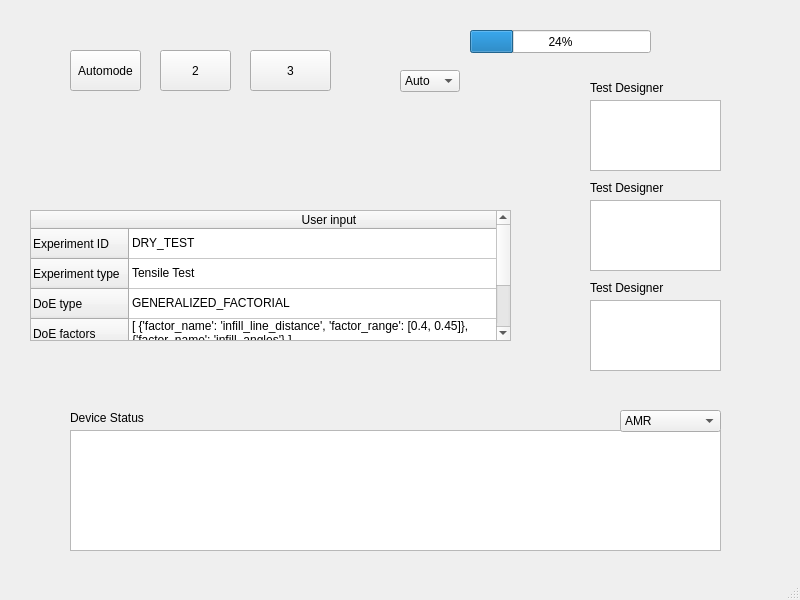
This is snu_idim_gui/test.ui in SNU-IDIM/SmartLab as Qt 5 draws it before an edit. The edited form follows.
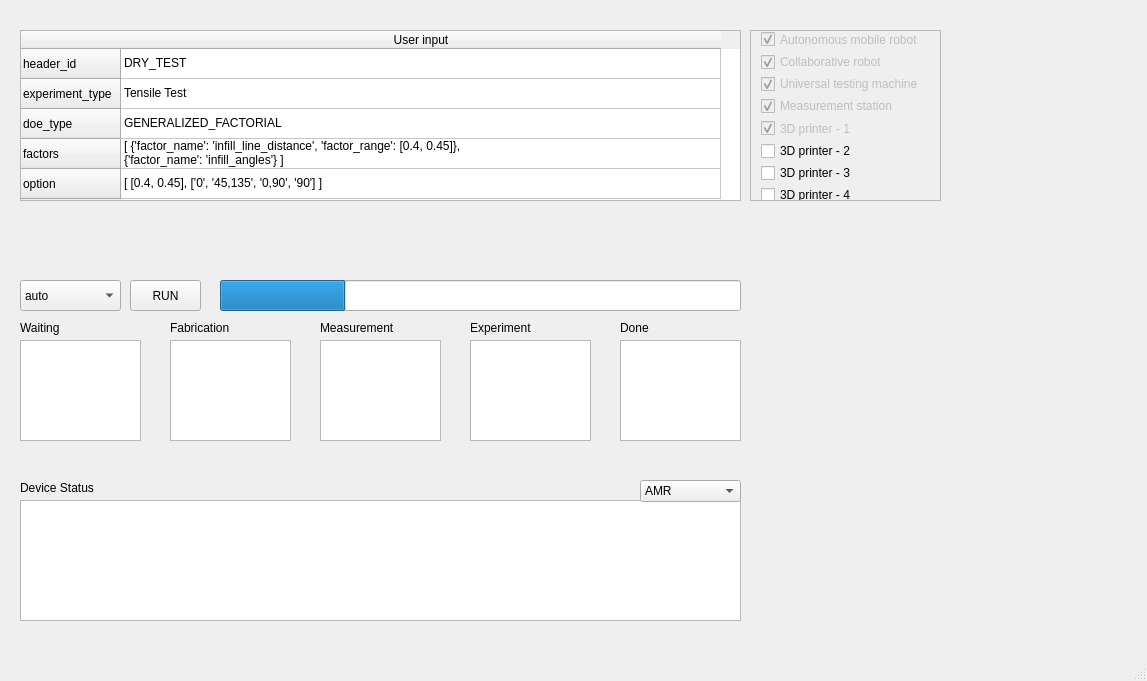
This is the edited form.

Commit message: GUI, DB 작업중 (210425, WJ)

Patch:
```diff
--- a/snu_idim_gui/test.ui
+++ b/snu_idim_gui/test.ui
@@ -6,8 +6,8 @@
    <rect>
     <x>0</x>
     <y>0</y>
-    <width>800</width>
-    <height>600</height>
+    <width>1147</width>
+    <height>681</height>
    </rect>
   </property>
   <property name="windowTitle">
@@ -17,54 +17,28 @@
    <widget class="QPushButton" name="test1">
     <property name="geometry">
      <rect>
-      <x>70</x>
-      <y>50</y>
+      <x>130</x>
+      <y>280</y>
       <width>71</width>
-      <height>41</height>
+      <height>31</height>
      </rect>
     </property>
     <property name="text">
-     <string>Automode</string>
+     <string>RUN</string>
     </property>
    </widget>
-   <widget class="QPushButton" name="test2">
+   <widget class="QComboBox" name="execution_mode">
     <property name="geometry">
      <rect>
-      <x>160</x>
-      <y>50</y>
-      <width>71</width>
-      <height>41</height>
+      <x>20</x>
+      <y>280</y>
+      <width>101</width>
+      <height>31</height>
      </rect>
     </property>
-    <property name="text">
-     <string>2</string>
-    </property>
-   </widget>
-   <widget class="QPushButton" name="test3">
-    <property name="geometry">
-     <rect>
-      <x>250</x>
-      <y>50</y>
-      <width>81</width>
-      <height>41</height>
-     </rect>
-    </property>
-    <property name="text">
-     <string>3</string>
-    </property>
-   </widget>
-   <widget class="QComboBox" name="comboBox">
-    <property name="geometry">
-     <rect>
-      <x>400</x>
-      <y>70</y>
-      <width>60</width>
-      <height>22</height>
-     </rect>
-    </property>
     <item>
      <property name="text">
-      <string>Auto</string>
+      <string>auto</string>
      </property>
     </item>
     <item>
@@ -81,19 +55,19 @@
    <widget class="QListView" name="listView">
     <property name="geometry">
      <rect>
-      <x>590</x>
-      <y>100</y>
-      <width>131</width>
-      <height>71</height>
+      <x>170</x>
+      <y>340</y>
+      <width>121</width>
+      <height>101</height>
      </rect>
     </property>
    </widget>
    <widget class="QTableWidget" name="table">
     <property name="geometry">
      <rect>
-      <x>70</x>
-      <y>430</y>
-      <width>651</width>
+      <x>20</x>
+      <y>500</y>
+      <width>721</width>
       <height>121</height>
      </rect>
     </property>
@@ -101,8 +75,8 @@
    <widget class="QComboBox" name="combo_device">
     <property name="geometry">
      <rect>
-      <x>620</x>
-      <y>410</y>
+      <x>640</x>
+      <y>480</y>
       <width>101</width>
       <height>22</height>
      </rect>
@@ -131,21 +105,30 @@
    <widget class="QProgressBar" name="progressBar">
     <property name="geometry">
      <rect>
-      <x>470</x>
-      <y>30</y>
-      <width>181</width>
-      <height>23</height>
+      <x>220</x>
+      <y>280</y>
+      <width>521</width>
+      <height>31</height>
      </rect>
     </property>
     <property name="value">
      <number>24</number>
     </property>
+    <property name="textVisible">
+     <bool>false</bool>
+    </property>
+    <property name="orientation">
+     <enum>Qt::Horizontal</enum>
+    </property>
+    <property name="textDirection">
+     <enum>QProgressBar::TopToBottom</enum>
+    </property>
    </widget>
    <widget class="QLabel" name="label">
     <property name="geometry">
      <rect>
-      <x>70</x>
-      <y>410</y>
+      <x>20</x>
+      <y>480</y>
       <width>81</width>
       <height>16</height>
      </rect>
@@ -157,51 +140,51 @@
    <widget class="QLabel" name="label_2">
     <property name="geometry">
      <rect>
-      <x>590</x>
-      <y>80</y>
+      <x>170</x>
+      <y>320</y>
       <width>81</width>
       <height>16</height>
      </rect>
     </property>
     <property name="text">
-     <string>Test Designer</string>
+     <string>Fabrication</string>
     </property>
    </widget>
    <widget class="QTableWidget" name="table_doe">
     <property name="geometry">
      <rect>
-      <x>30</x>
-      <y>210</y>
-      <width>481</width>
-      <height>131</height>
+      <x>20</x>
+      <y>30</y>
+      <width>721</width>
+      <height>171</height>
      </rect>
     </property>
     <attribute name="horizontalHeaderDefaultSectionSize">
-     <number>400</number>
+     <number>600</number>
     </attribute>
     <row>
      <property name="text">
-      <string>Experiment ID</string>
+      <string>header_id</string>
      </property>
     </row>
     <row>
      <property name="text">
-      <string>Experiment type</string>
+      <string>experiment_type</string>
      </property>
     </row>
     <row>
      <property name="text">
-      <string>DoE type</string>
+      <string>doe_type</string>
      </property>
     </row>
     <row>
      <property name="text">
-      <string>DoE factors</string>
+      <string>factors</string>
      </property>
     </row>
     <row>
      <property name="text">
-      <string>DoE options</string>
+      <string>option</string>
      </property>
     </row>
     <column>
@@ -239,46 +222,223 @@
    <widget class="QLabel" name="label_3">
     <property name="geometry">
      <rect>
-      <x>590</x>
-      <y>180</y>
+      <x>320</x>
+      <y>320</y>
       <width>81</width>
       <height>16</height>
      </rect>
     </property>
     <property name="text">
-     <string>Test Designer</string>
+     <string>Measurement</string>
     </property>
    </widget>
    <widget class="QListView" name="listView_2">
     <property name="geometry">
      <rect>
-      <x>590</x>
-      <y>200</y>
-      <width>131</width>
-      <height>71</height>
+      <x>320</x>
+      <y>340</y>
+      <width>121</width>
+      <height>101</height>
      </rect>
     </property>
    </widget>
    <widget class="QLabel" name="label_4">
     <property name="geometry">
      <rect>
-      <x>590</x>
-      <y>280</y>
+      <x>470</x>
+      <y>320</y>
       <width>81</width>
       <height>16</height>
      </rect>
     </property>
     <property name="text">
-     <string>Test Designer</string>
+     <string>Experiment</string>
     </property>
    </widget>
    <widget class="QListView" name="listView_3">
     <property name="geometry">
      <rect>
-      <x>590</x>
-      <y>300</y>
-      <width>131</width>
-      <height>71</height>
+      <x>470</x>
+      <y>340</y>
+      <width>121</width>
+      <height>101</height>
+     </rect>
+    </property>
+   </widget>
+   <widget class="QListView" name="listView_4">
+    <property name="geometry">
+     <rect>
+      <x>620</x>
+      <y>340</y>
+      <width>121</width>
+      <height>101</height>
+     </rect>
+    </property>
+   </widget>
+   <widget class="QLabel" name="label_5">
+    <property name="geometry">
+     <rect>
+      <x>620</x>
+      <y>320</y>
+      <width>81</width>
+      <height>16</height>
+     </rect>
+    </property>
+    <property name="text">
+     <string>Done</string>
+    </property>
+   </widget>
+   <widget class="QLabel" name="label_6">
+    <property name="geometry">
+     <rect>
+      <x>20</x>
+      <y>320</y>
+      <width>81</width>
+      <height>16</height>
+     </rect>
+    </property>
+    <property name="text">
+     <string>Waiting</string>
+    </property>
+   </widget>
+   <widget class="QListView" name="listView_5">
+    <property name="geometry">
+     <rect>
+      <x>20</x>
+      <y>340</y>
+      <width>121</width>
+      <height>101</height>
+     </rect>
+    </property>
+   </widget>
+   <widget class="QScrollArea" name="scrollArea">
+    <property name="geometry">
+     <rect>
+      <x>750</x>
+      <y>30</y>
+      <width>191</width>
+      <height>171</height>
+     </rect>
+    </property>
+    <property name="widgetResizable">
+     <bool>true</bool>
+    </property>
+    <widget class="QWidget" name="scrollAreaWidgetContents">
+     <property name="geometry">
+      <rect>
+       <x>0</x>
+       <y>0</y>
+       <width>189</width>
+       <height>169</height>
+      </rect>
+     </property>
+     <widget class="QWidget" name="verticalLayoutWidget">
+      <property name="geometry">
+       <rect>
+        <x>10</x>
+        <y>0</y>
+        <width>171</width>
+        <height>172</height>
+       </rect>
+      </property>
+      <layout class="QVBoxLayout" name="verticalLayout">
+       <item>
+        <widget class="QCheckBox" name="use_amr">
+         <property name="enabled">
+          <bool>false</bool>
+         </property>
+         <property name="text">
+          <string>Autonomous mobile robot</string>
+         </property>
+         <property name="checked">
+          <bool>true</bool>
+         </property>
+        </widget>
+       </item>
+       <item>
+        <widget class="QCheckBox" name="use_cobot">
+         <property name="enabled">
+          <bool>false</bool>
+         </property>
+         <property name="text">
+          <string>Collaborative robot</string>
+         </property>
+         <property name="checked">
+          <bool>true</bool>
+         </property>
+        </widget>
+       </item>
+       <item>
+        <widget class="QCheckBox" name="use_instron">
+         <property name="enabled">
+          <bool>false</bool>
+         </property>
+         <property name="text">
+          <string>Universal testing machine</string>
+         </property>
+         <property name="checked">
+          <bool>true</bool>
+         </property>
+        </widget>
+       </item>
+       <item>
+        <widget class="QCheckBox" name="use_omm">
+         <property name="enabled">
+          <bool>false</bool>
+         </property>
+         <property name="text">
+          <string>Measurement station</string>
+         </property>
+         <property name="checked">
+          <bool>true</bool>
+         </property>
+        </widget>
+       </item>
+       <item>
+        <widget class="QCheckBox" name="use_3dp_1">
+         <property name="enabled">
+          <bool>false</bool>
+         </property>
+         <property name="text">
+          <string>3D printer - 1</string>
+         </property>
+         <property name="checked">
+          <bool>true</bool>
+         </property>
+        </widget>
+       </item>
+       <item>
+        <widget class="QCheckBox" name="use_3dp_2">
+         <property name="text">
+          <string>3D printer - 2</string>
+         </property>
+        </widget>
+       </item>
+       <item>
+        <widget class="QCheckBox" name="use_3dp_3">
+         <property name="text">
+          <string>3D printer - 3</string>
+         </property>
+        </widget>
+       </item>
+       <item>
+        <widget class="QCheckBox" name="use_3dp_4">
+         <property name="text">
+          <string>3D printer - 4</string>
+         </property>
+        </widget>
+       </item>
+      </layout>
+     </widget>
+    </widget>
+   </widget>
+   <widget class="QWidget" name="widget_streaming" native="true">
+    <property name="geometry">
+     <rect>
+      <x>750</x>
+      <y>280</y>
+      <width>191</width>
+      <height>131</height>
      </rect>
     </property>
    </widget>
```
Left out of the diff: 10 changed lines with no effect on the pictures. The commit also changes 3 other files.
